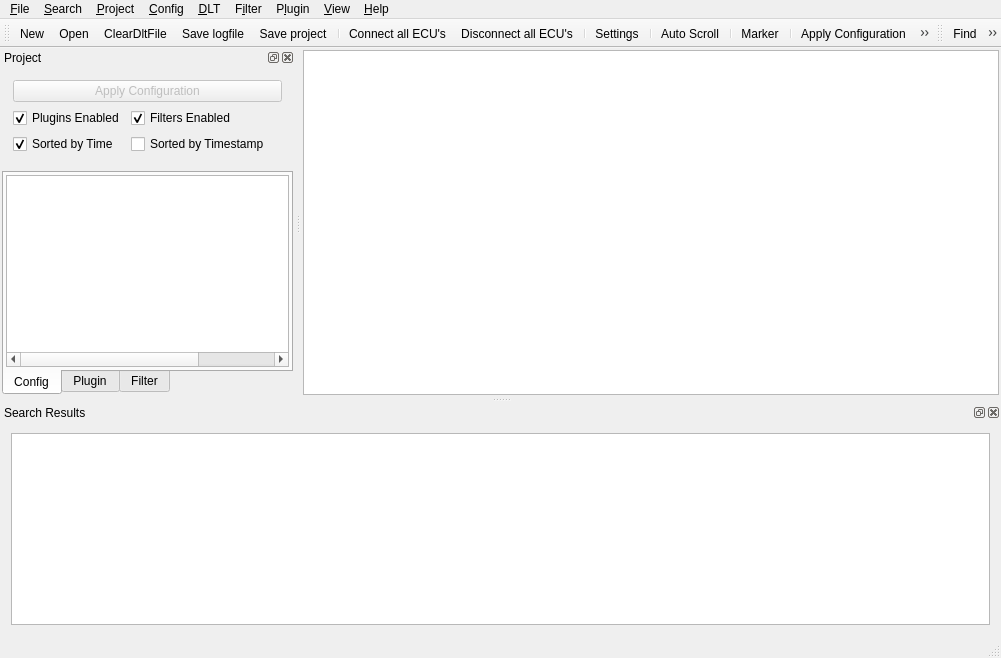
Old version of the form src/mainwindow.ui in the repository COVESA/dlt-viewer.
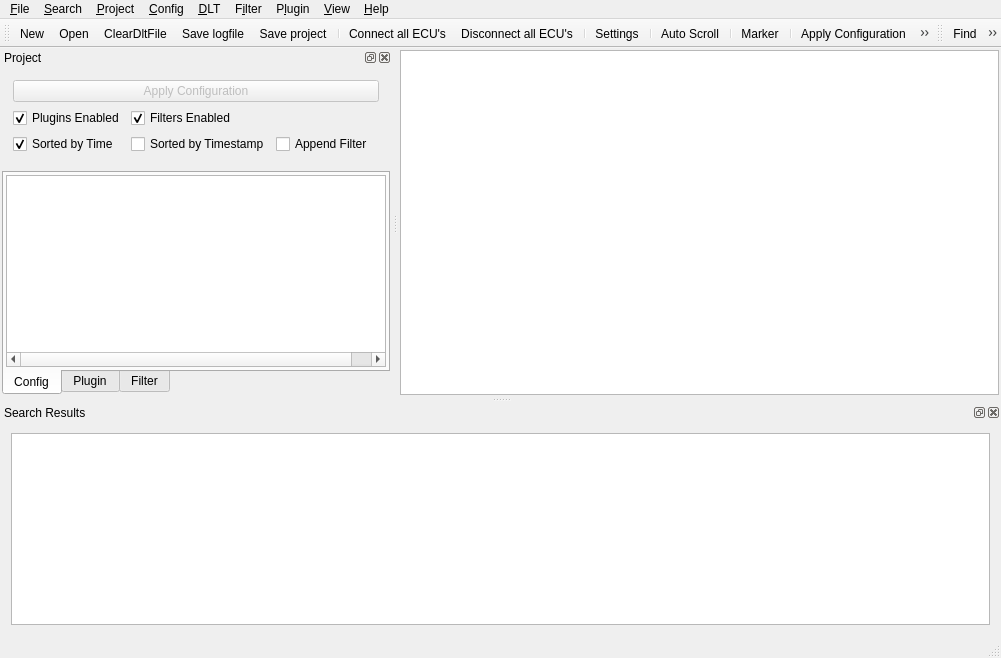
New version of the form. Icons and pictures are not drawn. Custom widgets are drawn as their Qt base class.

Commit message:
Enable optional append for default filters
If the checkbox is activated and default filter is selected it is
appended rather than replacing the previous filters.

Fixes #128

Patch:
```diff
--- a/src/mainwindow.ui
+++ b/src/mainwindow.ui
@@ -402,6 +402,16 @@
           </property>
          </widget>
         </item>
+        <item row="3" column="2">
+         <widget class="QCheckBox" name="checkBoxAppendDefaultFilter">
+          <property name="enabled">
+           <bool>true</bool>
+          </property>
+          <property name="text">
+           <string>Append Filter</string>
+          </property>
+         </widget>
+        </item>
        </layout>
       </widget>
      </item>
```
The commit also changes 1 other file.
